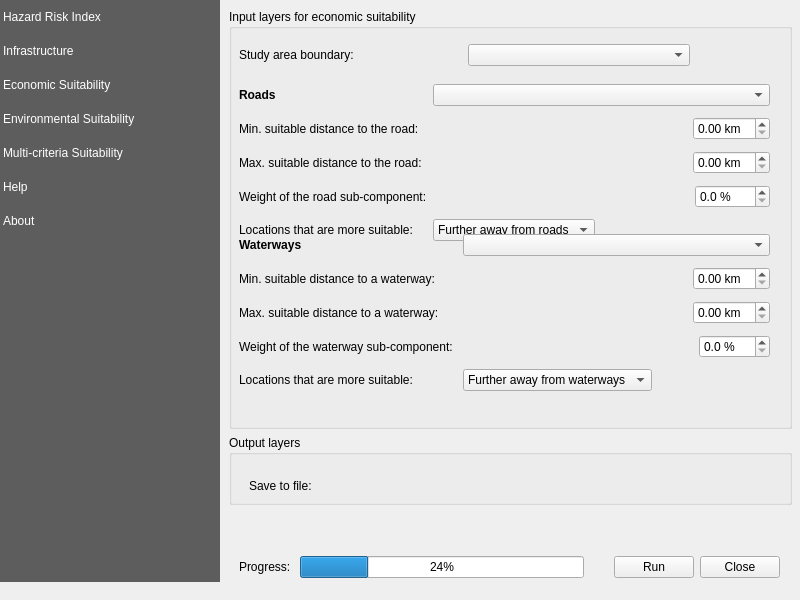
Qt form rasterriskassessmentplugin/resources/ui/main_dialog.ui (iiepdev/mcda-plugin) before a commit.
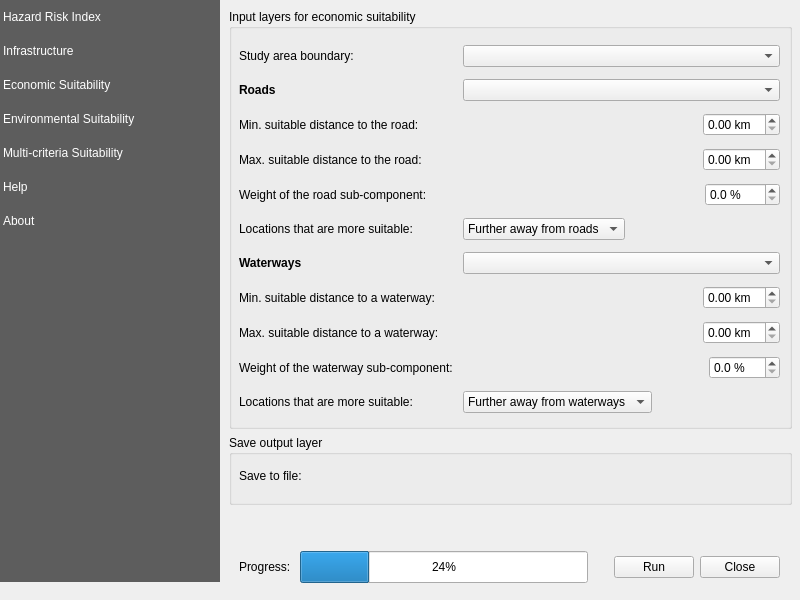
The same form after that commit. Custom widgets are drawn as their Qt base class.

Commit message: Align economic panel ui

```diff
--- a/rasterriskassessmentplugin/resources/ui/main_dialog.ui
+++ b/rasterriskassessmentplugin/resources/ui/main_dialog.ui
@@ -1356,8 +1356,8 @@
          <rect>
           <x>10</x>
           <y>30</y>
-          <width>451</width>
-          <height>33</height>
+          <width>541</width>
+          <height>381</height>
          </rect>
         </property>
         <layout class="QGridLayout" name="gridLayout_20">
@@ -1378,19 +1378,7 @@
            </property>
           </widget>
          </item>
-        </layout>
-       </widget>
-       <widget class="QWidget" name="gridLayoutWidget_9">
-        <property name="geometry">
-         <rect>
-          <x>10</x>
-          <y>70</y>
-          <width>531</width>
-          <height>167</height>
-         </rect>
-        </property>
-        <layout class="QGridLayout" name="gridLayout_5">
-         <item row="1" column="2">
+         <item row="2" column="1">
           <layout class="QHBoxLayout" name="horizontalLayout_2">
            <item>
             <spacer name="horizontalSpacer">
@@ -1420,21 +1408,21 @@
            </item>
           </layout>
          </item>
-         <item row="3" column="0">
+         <item row="4" column="0">
           <widget class="QLabel" name="label_85">
            <property name="text">
             <string>Weight of the road sub-component:</string>
            </property>
           </widget>
          </item>
-         <item row="1" column="0">
+         <item row="2" column="0">
           <widget class="QLabel" name="label_80">
            <property name="text">
             <string>Min. suitable distance to the road: </string>
            </property>
           </widget>
          </item>
-         <item row="0" column="0">
+         <item row="1" column="0">
           <widget class="QLabel" name="label_82">
            <property name="font">
             <font>
@@ -1447,7 +1435,7 @@
            </property>
           </widget>
          </item>
-         <item row="3" column="2">
+         <item row="4" column="1">
           <layout class="QHBoxLayout" name="horizontalLayout_18">
            <item>
             <spacer name="horizontalSpacer_17">
@@ -1480,14 +1468,14 @@
            </item>
           </layout>
          </item>
-         <item row="2" column="0">
+         <item row="3" column="0">
           <widget class="QLabel" name="label_84">
            <property name="text">
             <string>Max. suitable distance to the road:</string>
            </property>
           </widget>
          </item>
-         <item row="2" column="2">
+         <item row="3" column="1">
           <layout class="QHBoxLayout" name="horizontalLayout_17">
            <item>
             <spacer name="horizontalSpacer_16">
@@ -1517,7 +1505,7 @@
            </item>
           </layout>
          </item>
-         <item row="0" column="2">
+         <item row="1" column="1">
           <widget class="QgsMapLayerComboBox" name="econ_map_layer_cmb_bx_roads">
            <property name="iconSize">
             <size>
@@ -1527,7 +1515,7 @@
            </property>
           </widget>
          </item>
-         <item row="4" column="2">
+         <item row="5" column="1">
           <widget class="QComboBox" name="econ_cmb_bx_near_roads">
            <property name="sizePolicy">
             <sizepolicy hsizetype="Fixed" vsizetype="Fixed">
@@ -1547,33 +1535,21 @@
            </item>
           </widget>
          </item>
-         <item row="4" column="0">
+         <item row="5" column="0">
           <widget class="QLabel" name="label_88">
            <property name="text">
             <string>Locations that are more suitable: </string>
            </property>
           </widget>
          </item>
-        </layout>
-       </widget>
-       <widget class="QWidget" name="gridLayoutWidget_10">
-        <property name="geometry">
-         <rect>
-          <x>10</x>
-          <y>220</y>
-          <width>531</width>
-          <height>167</height>
-         </rect>
-        </property>
-        <layout class="QGridLayout" name="gridLayout_7">
-         <item row="2" column="0">
+         <item row="8" column="0">
           <widget class="QLabel" name="label_87">
            <property name="text">
             <string>Max. suitable distance to a waterway:</string>
            </property>
           </widget>
          </item>
-         <item row="2" column="2">
+         <item row="8" column="1">
           <layout class="QHBoxLayout" name="horizontalLayout_20">
            <item>
             <spacer name="horizontalSpacer_19">
@@ -1603,14 +1579,14 @@
            </item>
           </layout>
          </item>
-         <item row="1" column="0">
+         <item row="7" column="0">
           <widget class="QLabel" name="label_81">
            <property name="text">
             <string>Min. suitable distance to a waterway: </string>
            </property>
           </widget>
          </item>
-         <item row="1" column="2">
+         <item row="7" column="1">
           <layout class="QHBoxLayout" name="horizontalLayout_19">
            <item>
             <spacer name="horizontalSpacer_18">
@@ -1640,14 +1616,14 @@
            </item>
           </layout>
          </item>
-         <item row="3" column="0">
+         <item row="9" column="0">
           <widget class="QLabel" name="label_86">
            <property name="text">
             <string>Weight of the waterway sub-component: </string>
            </property>
           </widget>
          </item>
-         <item row="4" column="2">
+         <item row="10" column="1">
           <widget class="QComboBox" name="econ_cmb_bx_near_water">
            <property name="sizePolicy">
             <sizepolicy hsizetype="Fixed" vsizetype="Fixed">
@@ -1667,14 +1643,14 @@
            </item>
           </widget>
          </item>
-         <item row="4" column="0">
+         <item row="10" column="0">
           <widget class="QLabel" name="label">
            <property name="text">
             <string>Locations that are more suitable: </string>
            </property>
           </widget>
          </item>
-         <item row="0" column="0">
+         <item row="6" column="0">
           <widget class="QLabel" name="label_83">
            <property name="font">
             <font>
@@ -1687,7 +1663,7 @@
            </property>
           </widget>
          </item>
-         <item row="3" column="2">
+         <item row="9" column="1">
           <layout class="QHBoxLayout" name="horizontalLayout_21">
            <item>
             <spacer name="horizontalSpacer_20">
@@ -1720,7 +1696,7 @@
            </item>
           </layout>
          </item>
-         <item row="0" column="2">
+         <item row="6" column="1">
           <widget class="QgsMapLayerComboBox" name="econ_map_layer_cmb_bx_waterways">
            <property name="iconSize">
             <size>
@@ -1749,35 +1725,34 @@
         </size>
        </property>
        <property name="title">
-        <string>Output layers</string>
+        <string>Save output layer</string>
        </property>
        <widget class="QWidget" name="layoutWidget_17">
         <property name="geometry">
          <rect>
-          <x>20</x>
-          <y>30</y>
-          <width>391</width>
+          <x>10</x>
+          <y>20</y>
+          <width>541</width>
           <height>42</height>
          </rect>
         </property>
         <layout class="QHBoxLayout" name="horizontalLayout_22">
          <item>
           <widget class="QLabel" name="label_79">
-           <property name="text">
-            <string>Save to file: </string>
-           </property>
-          </widget>
-         </item>
-         <item>
-          <widget class="QgsFileWidget" name="econ_file_wdgt_save_output" native="true">
            <property name="minimumSize">
             <size>
-             <width>80</width>
-             <height>35</height>
+             <width>0</width>
+             <height>40</height>
             </size>
            </property>
+           <property name="text">
+            <string>Save to file: </string>
+           </property>
           </widget>
          </item>
+         <item>
+          <widget class="QgsFileWidget" name="econ_file_wdgt_save_output" native="true"/>
+         </item>
         </layout>
        </widget>
       </widget>
@@ -1828,6 +1803,12 @@
          </item>
          <item>
           <widget class="QProgressBar" name="econ_progress_bar">
+           <property name="maximumSize">
+            <size>
+             <width>16777215</width>
+             <height>120</height>
+            </size>
+           </property>
            <property name="value">
             <number>24</number>
            </property>
@@ -1843,7 +1824,7 @@
            </property>
            <property name="sizeHint" stdset="0">
             <size>
-             <width>24</width>
+             <width>20</width>
              <height>20</height>
             </size>
            </property>
```
